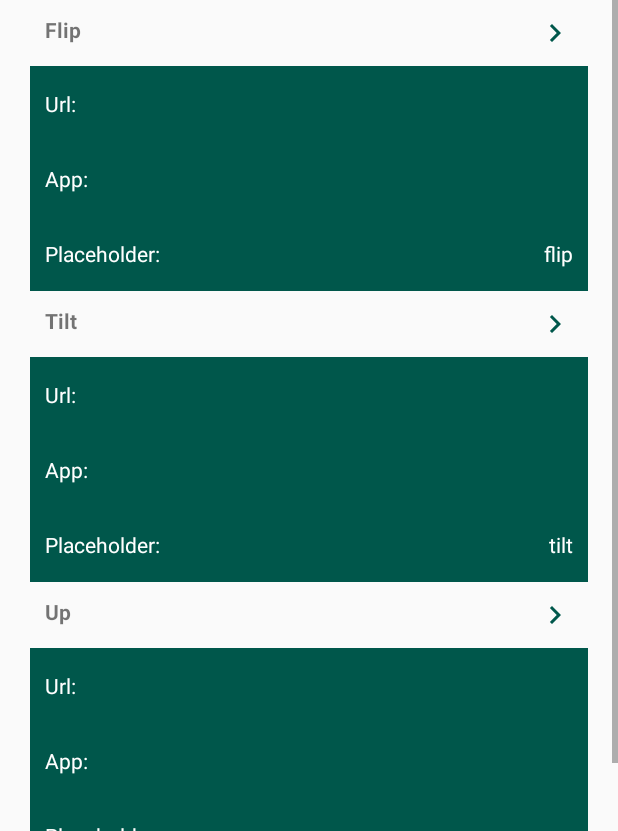
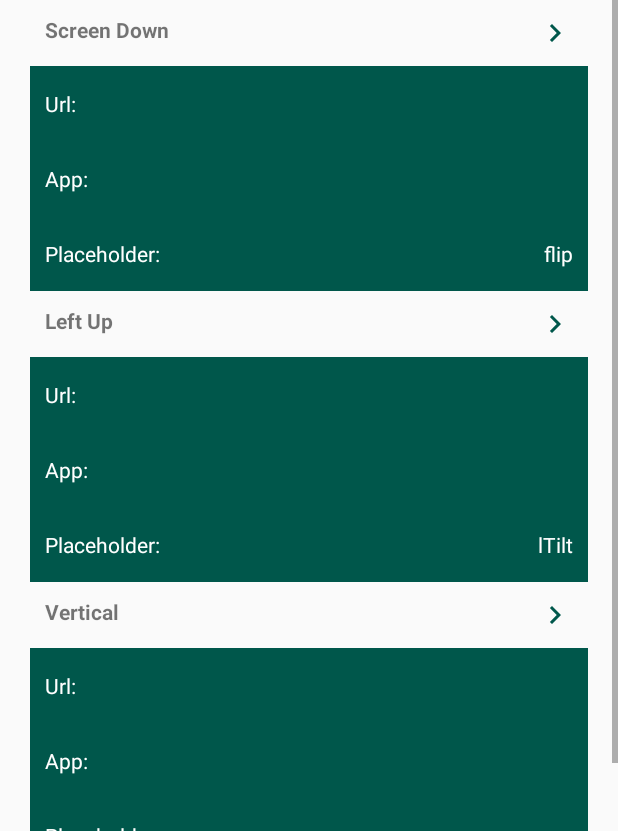
Before and after one commit to FabioBocchini/shake-me, an Android app: the ViewConfigurationActivity screen opened directly, with no data from a screen before it, on a phone screen of 412 x 824 dp, the part 405-1236 px from its top. Run offline under Robolectric (Android 15) with nearby library versions, the phone set to English and light mode, and no system bars.

Commit message:
v 1.0.2
changed tilt to Left Up, changed strings

```diff
--- a/app/src/main/java/com/example/progiii/viewConfigurationActivity.kt
+++ b/app/src/main/java/com/example/progiii/viewConfigurationActivity.kt
@@ -71,12 +71,12 @@ class ViewConfigurationActivity : AppCompatActivity() {
                 findViewById(R.id.tvFlipPlaceholderSelected),
                 sharedPref
             ),
-            "tilt" to ActionConfiguration(
-                "tilt",
-                findViewById(R.id.tvEditTilt),
-                findViewById(R.id.tvTiltUrlSelected),
-                findViewById(R.id.tvTiltAppSelected),
-                findViewById(R.id.tvTiltPlaceholderSelected),
+            "lTilt" to ActionConfiguration(
+                "lTilt",
+                findViewById(R.id.tvEditLTilt),
+                findViewById(R.id.tvLTiltUrlSelected),
+                findViewById(R.id.tvLTiltAppSelected),
+                findViewById(R.id.tvLTiltPlaceholderSelected),
                 sharedPref
             ),
 
@@ -102,7 +102,7 @@ class ViewConfigurationActivity : AppCompatActivity() {
 
     private fun editConfiguration(view: View, action: String){
         //creating an intent to start another activity
-        val editIntent= Intent(this, EditConfigurationActivity::class.java).apply {
+        val editIntent: Intent = Intent(this, EditConfigurationActivity::class.java).apply {
             putExtra("ACTION", action )
         }
 
--- a/app/src/main/res/layout/activity_edit_configuration.xml
+++ b/app/src/main/res/layout/activity_edit_configuration.xml
@@ -14,7 +14,6 @@
         android:layout_marginStart="32dp"
         android:layout_marginLeft="32dp"
         android:layout_marginTop="32dp"
-        android:text="action"
         android:textAppearance="@style/TextAppearance.AppCompat.Display1"
         android:textColor="#00574B"
         app:layout_constraintStart_toStartOf="parent"
--- a/app/src/main/res/layout/activity_view_configuration.xml
+++ b/app/src/main/res/layout/activity_view_configuration.xml
@@ -57,7 +57,6 @@
                     android:layout_height="wrap_content"
                     android:layout_weight="1"
                     android:gravity="right|center_vertical"
-                    android:text="www.Google.com"
                     android:textColor="@color/cardview_light_background" />
             </LinearLayout>
 
@@ -84,7 +83,6 @@
                     android:layout_height="wrap_content"
                     android:layout_weight="1"
                     android:gravity="right|center_vertical"
-                    android:text="None"
                     android:textColor="@color/cardview_light_background" />
             </LinearLayout>
 
@@ -111,7 +109,6 @@
                     android:layout_height="wrap_content"
                     android:layout_weight="1"
                     android:gravity="right|center_vertical"
-                    android:text="Gugol"
                     android:textColor="@color/cardview_light_background" />
             </LinearLayout>
 
@@ -150,7 +147,6 @@
                     android:layout_height="wrap_content"
                     android:layout_weight="1"
                     android:gravity="right|center_vertical"
-                    android:text="www.Google.com"
                     android:textColor="@color/cardview_light_background" />
             </LinearLayout>
 
@@ -177,7 +173,6 @@
                     android:layout_height="wrap_content"
                     android:layout_weight="1"
                     android:gravity="right|center_vertical"
-                    android:text="None"
                     android:textColor="@color/cardview_light_background" />
             </LinearLayout>
 
@@ -204,7 +199,6 @@
                     android:layout_height="wrap_content"
                     android:layout_weight="1"
                     android:gravity="right|center_vertical"
-                    android:text="Gugol"
                     android:textColor="@color/cardview_light_background" />
             </LinearLayout>
 
@@ -212,13 +206,13 @@
             <!-- Tilt -->
 
             <TextView
-                android:id="@+id/tvEditTilt"
+                android:id="@+id/tvEditLTilt"
                 android:layout_width="match_parent"
                 android:layout_height="wrap_content"
                 android:layout_margin="10dp"
                 android:clickable="true"
                 android:drawableRight="@drawable/ic_chevron_right_black_24dp"
-                android:text="@string/tilt_label"
+                android:text="@string/lTilt_label"
                 android:textStyle="bold" />
 
             <LinearLayout
@@ -231,7 +225,7 @@
                 android:paddingRight="10dp">
 
                 <TextView
-                    android:id="@+id/tvTiltUrl"
+                    android:id="@+id/tvLTiltUrl"
                     android:layout_width="wrap_content"
                     android:layout_height="wrap_content"
                     android:layout_weight="1"
@@ -239,12 +233,11 @@
                     android:textColor="@color/cardview_light_background" />
 
                 <TextView
-                    android:id="@+id/tvTiltUrlSelected"
+                    android:id="@+id/tvLTiltUrlSelected"
                     android:layout_width="wrap_content"
                     android:layout_height="wrap_content"
                     android:layout_weight="1"
                     android:gravity="right|center_vertical"
-                    android:text="www.Google.com"
                     android:textColor="@color/cardview_light_background" />
             </LinearLayout>
 
@@ -258,7 +251,7 @@
                 android:paddingRight="10dp">
 
                 <TextView
-                    android:id="@+id/tvTiltApp"
+                    android:id="@+id/tvLTiltApp"
                     android:layout_width="wrap_content"
                     android:layout_height="wrap_content"
                     android:layout_weight="1"
@@ -266,12 +259,11 @@
                     android:textColor="@color/cardview_light_background" />
 
                 <TextView
-                    android:id="@+id/tvTiltAppSelected"
+                    android:id="@+id/tvLTiltAppSelected"
                     android:layout_width="wrap_content"
                     android:layout_height="wrap_content"
                     android:layout_weight="1"
                     android:gravity="right|center_vertical"
-                    android:text="None"
                     android:textColor="@color/cardview_light_background" />
             </LinearLayout>
 
@@ -285,7 +277,7 @@
                 android:paddingRight="10dp">
 
                 <TextView
-                    android:id="@+id/tvTiltPlaceholder"
+                    android:id="@+id/tvLTiltPlaceholder"
                     android:layout_width="wrap_content"
                     android:layout_height="wrap_content"
                     android:layout_weight="1"
@@ -293,12 +285,11 @@
                     android:textColor="@color/cardview_light_background" />
 
                 <TextView
-                    android:id="@+id/tvTiltPlaceholderSelected"
+                    android:id="@+id/tvLTiltPlaceholderSelected"
                     android:layout_width="wrap_content"
                     android:layout_height="wrap_content"
                     android:layout_weight="1"
                     android:gravity="right|center_vertical"
-                    android:text="Gugol"
                     android:textColor="@color/cardview_light_background" />
             </LinearLayout>
 
@@ -337,7 +328,6 @@
                     android:layout_height="wrap_content"
                     android:layout_weight="1"
                     android:gravity="right|center_vertical"
-                    android:text="www.Google.com"
                     android:textColor="@color/cardview_light_background" />
             </LinearLayout>
 
@@ -364,7 +354,6 @@
                     android:layout_height="wrap_content"
                     android:layout_weight="1"
                     android:gravity="right|center_vertical"
-                    android:text="None"
                     android:textColor="@color/cardview_light_background" />
             </LinearLayout>
 
@@ -391,7 +380,6 @@
                     android:layout_height="wrap_content"
                     android:layout_weight="1"
                     android:gravity="right|center_vertical"
-                    android:text="Gugol"
                     android:textColor="@color/cardview_light_background" />
             </LinearLayout>
 
--- a/app/src/main/res/values/strings.xml
+++ b/app/src/main/res/values/strings.xml
@@ -5,10 +5,10 @@
     <string name="tilt_icon">Tilt Icon</string>
     <string name="shake_icon">Shake Icon</string>
     <string name="up_icon">Up Icon</string>
-    <string name="flip_label">Flip</string>
-    <string name="tilt_label">Tilt</string>
+    <string name="flip_label">Screen Down</string>
+    <string name="lTilt_label">Left Up</string>
     <string name="shake_label">Shake</string>
-    <string name="up_label">Up</string>
+    <string name="up_label">Vertical</string>
     <string name="url_menu">Url:</string>
     <string name="app_menu">App:</string>
     <string name="placeholder_menu">Placeholder:</string>
```
Also changed, not shown: app/src/main/java/com/example/progiii/MainActivity.kt (+17 -16 lines), app/src/main/java/com/example/progiii/editConfigurationActivity.kt (+8 -1 lines), app/src/main/res/layout/activity_main.xml (+5 -5 lines), 1 other file.
